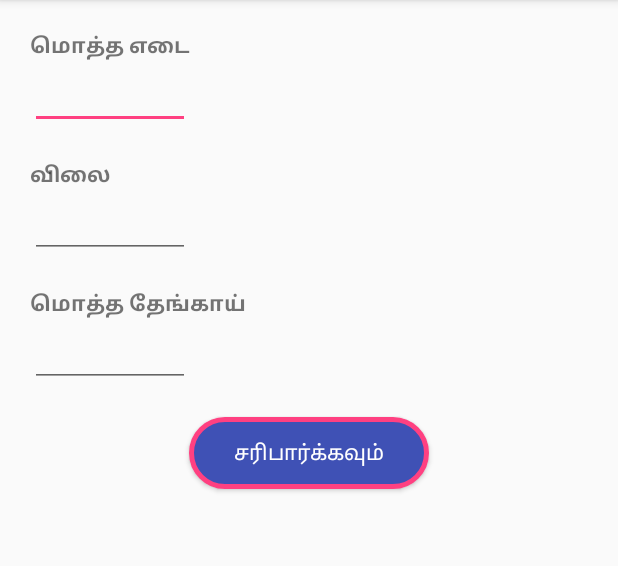
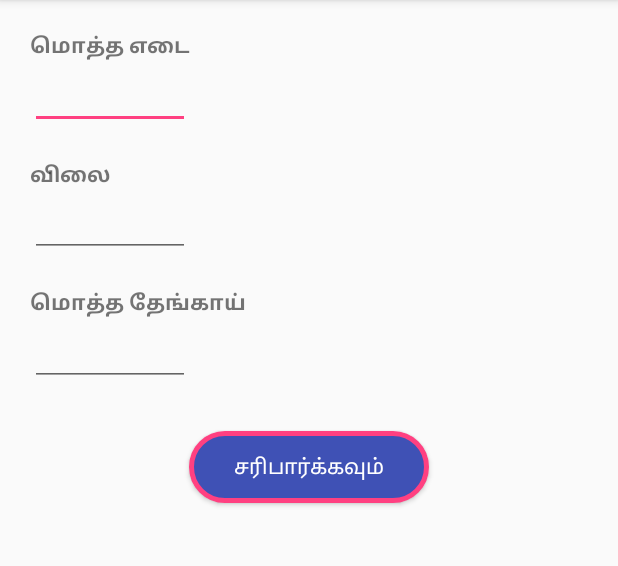
Before and after one commit to DhamodharanJaganathan/GR_Coconut, an Android app: the screen it shows after launch (MainActivity), on a phone screen of 412 x 824 dp, the part 84-650 px from its top. Run offline under Robolectric (Android 15) with nearby library versions, the phone set to English and light mode, and no system bars; our stand-ins replace ButterKnife.

Commit message:
Co ordinate layout added

```diff
--- a/app/src/main/res/layout/activity_main.xml
+++ b/app/src/main/res/layout/activity_main.xml
@@ -1,15 +1,14 @@
 <?xml version="1.0" encoding="utf-8"?>
 
 
-<ScrollView xmlns:android="http://schemas.android.com/apk/res/android"
+<android.support.constraint.ConstraintLayout xmlns:android="http://schemas.android.com/apk/res/android"
+  xmlns:app="http://schemas.android.com/apk/res-auto"
+  xmlns:tools="http://schemas.android.com/tools"
+  android:id="@+id/scrollView4"
   android:layout_width="match_parent"
   android:layout_height="match_parent"
-  android:fillViewport="true">
-
-
-  <RelativeLayout xmlns:android="http://schemas.android.com/apk/res/android"
-    android:layout_width="match_parent"
-    android:layout_height="match_parent">
+  android:fillViewport="true"
+  tools:layout_editor_absoluteY="60dp">
 
 
   <TextView
@@ -19,18 +18,22 @@
     android:layout_height="wrap_content"
     android:layout_marginTop="20dp"
     android:layout_marginStart="20dp"
-      android:text="@string/total_weight"/>
+    android:text="@string/total_weight"
+    app:layout_constraintStart_toStartOf="parent"
+    app:layout_constraintTop_toTopOf="parent"
+    />
 
 
   <EditText
     android:id="@+id/editText1"
     android:layout_width="wrap_content"
     android:layout_height="wrap_content"
-      android:layout_marginStart="20dp"
-      android:layout_below="@+id/textView1"
     android:ems="5"
     android:inputType="number"
-      android:maxLength="4"/>
+    android:maxLength="4"
+    app:layout_constraintStart_toStartOf="@+id/textView1"
+    app:layout_constraintTop_toBottomOf="@+id/textView1"
+    />
 
 
   <TextView
@@ -40,18 +43,22 @@
     android:layout_height="wrap_content"
     android:layout_marginTop="20dp"
     android:layout_marginStart="20dp"
-      android:layout_below="@+id/editText1"
-      android:text="@string/price"/>
+    android:text="@string/price"
+    app:layout_constraintStart_toStartOf="parent"
+    app:layout_constraintTop_toBottomOf="@+id/editText1"
+    />
 
   <EditText
     android:id="@+id/editText2"
     android:layout_width="wrap_content"
     android:layout_height="wrap_content"
-      android:layout_marginStart="20dp"
-      android:layout_below="@+id/textView2"
+    android:layout_marginTop="20dp"
     android:ems="5"
     android:inputType="numberDecimal"
-      android:maxLength="5"/>
+    android:maxLength="5"
+    app:layout_constraintStart_toStartOf="@+id/textView2"
+    app:layout_constraintTop_toTopOf="@+id/textView2"
+    />
 
   ..
   <TextView
@@ -61,76 +68,92 @@
     android:layout_height="wrap_content"
     android:layout_marginTop="20dp"
     android:layout_marginStart="20dp"
-      android:layout_below="@+id/editText2"
-      android:text="@string/total_coco"/>
+    android:text="@string/total_coco"
+    app:layout_constraintStart_toStartOf="parent"
+    app:layout_constraintTop_toBottomOf="@+id/editText2"
+    />
 
 
   <EditText
     android:id="@+id/editText3"
     android:layout_width="wrap_content"
     android:layout_height="wrap_content"
-      android:layout_marginStart="20dp"
-      android:layout_below="@+id/textView3"
     android:ems="5"
     android:inputType="number"
-      android:maxLength="4"/>
+    android:maxLength="4"
+    app:layout_constraintStart_toStartOf="@+id/textView3"
+    app:layout_constraintTop_toBottomOf="@+id/textView3"
+    />
 
 
   <Button
     android:id="@+id/button"
     android:layout_width="wrap_content"
     android:layout_height="wrap_content"
-      android:layout_marginTop="20sp"
-      android:layout_marginBottom="20dp"
-      android:layout_below="@+id/editText3"
-      android:layout_centerHorizontal="true"
+    android:layout_marginTop="30dp"
+    android:layout_marginStart="8dp"
+    android:layout_marginEnd="8dp"
     android:paddingLeft="30dp"
     android:paddingRight="30dp"
     android:background="@drawable/rounded_corner_button"
     android:text="@string/check"
-      android:textColor="@android:color/white"/>
+    android:textColor="@android:color/white"
+    app:layout_constraintEnd_toEndOf="parent"
+    app:layout_constraintStart_toStartOf="parent"
+    app:layout_constraintTop_toBottomOf="@+id/editText3"/>
 
   <TextView
     android:id="@+id/textView4"
     android:layout_width="wrap_content"
     android:layout_height="wrap_content"
-      android:layout_marginTop="10dp"
-      android:layout_marginStart="20dp"
-      android:layout_below="@+id/button"
-      android:textAppearance="?android:attr/textAppearanceLarge"
-      android:textColor="@color/colorG"/>
+    android:layout_marginTop="15dp"
+    android:layout_marginStart="8dp"
+    android:layout_marginEnd="8dp"
+    android:gravity="center_horizontal"
+    android:textColor="@color/colorG"
+    app:layout_constraintEnd_toEndOf="parent"
+    app:layout_constraintStart_toStartOf="parent"
+    app:layout_constraintTop_toBottomOf="@+id/button"/>
+
+  <TextView
+    android:id="@+id/textView5"
+    android:layout_width="wrap_content"
+    android:layout_height="wrap_content"
+    android:layout_marginTop="15dp"
+    android:layout_marginStart="8dp"
+    android:layout_marginEnd="8dp"
+    android:gravity="center_horizontal"
+    android:textColor="@color/colorP"
+    app:layout_constraintEnd_toEndOf="parent"
+    app:layout_constraintStart_toStartOf="parent"
+    app:layout_constraintTop_toBottomOf="@+id/textView4"/>
+
+
+  <TextView
+    android:id="@+id/textView6"
+    android:layout_width="wrap_content"
+    android:layout_height="wrap_content"
+    android:layout_marginTop="15dp"
+    android:layout_marginStart="8dp"
+    android:layout_marginEnd="8dp"
+    android:gravity="center_horizontal"
+    android:textColor="@color/colorV"
+    app:layout_constraintEnd_toEndOf="parent"
+    app:layout_constraintStart_toStartOf="parent"
+    app:layout_constraintTop_toBottomOf="@+id/textView5"/>
 
   <TextView
     android:id="@+id/textView7"
     android:layout_width="wrap_content"
     android:layout_height="wrap_content"
-      android:layout_marginTop="10dp"
-      android:layout_marginStart="20dp"
-      android:layout_below="@+id/textView4"
-      android:textAppearance="?android:attr/textAppearanceLarge"
-      android:textColor="@color/colorP"/>
-
-    <TextView
-      android:id="@+id/textView5"
-      android:layout_width="wrap_content"
-      android:layout_height="wrap_content"
-      android:layout_marginTop="10dp"
-      android:layout_marginStart="20dp"
-      android:layout_below="@+id/textView7"
-      android:textAppearance="?android:attr/textAppearanceLarge"
-      android:textColor="@color/colorV"/>
-
-    <TextView
-      android:id="@+id/textView6"
-      android:layout_width="wrap_content"
-      android:layout_height="wrap_content"
-      android:layout_marginTop="10dp"
-      android:layout_marginStart="20dp"
-      android:layout_below="@+id/textView5"
-      android:textAppearance="?android:attr/textAppearanceLarge"
-      android:textColor="@color/colorR"/>
+    android:layout_marginTop="15dp"
+    android:layout_marginStart="8dp"
+    android:layout_marginEnd="8dp"
+    android:gravity="center_horizontal"
+    android:textColor="@color/colorR"
+    app:layout_constraintEnd_toEndOf="parent"
+    app:layout_constraintStart_toStartOf="parent"
+    app:layout_constraintTop_toBottomOf="@+id/textView6"/>
 
 
-  </RelativeLayout>
-
-</ScrollView>
+</android.support.constraint.ConstraintLayout>
```
Lines whose indentation alone changed are shown as unchanged.
